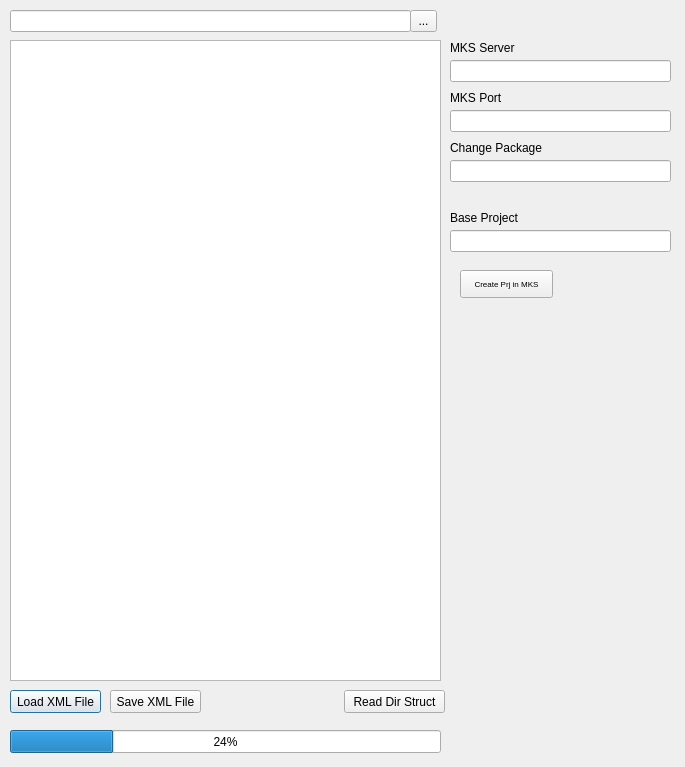
Above: maindialog.ui from dmmacs/Integrity_Folder_Structure before the change. Below: the same form after it.
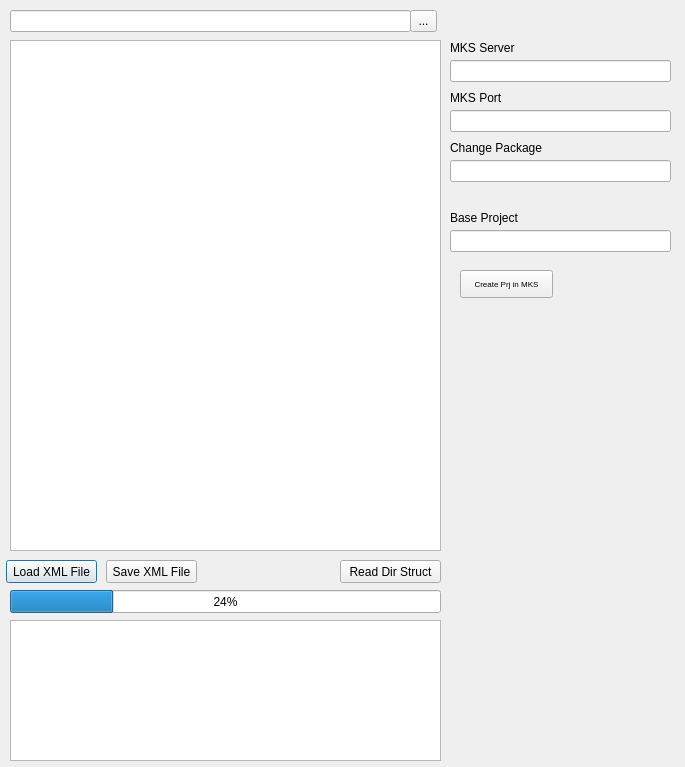
That is the form after the change. Custom widgets are drawn as their Qt base class.

Commit message: -All subdirectories are created. -Added progress bar -Need to process error messages from create subproject command.

```diff
--- a/maindialog.ui
+++ b/maindialog.ui
@@ -19,15 +19,15 @@
      <x>10</x>
      <y>40</y>
      <width>431</width>
-     <height>641</height>
+     <height>511</height>
     </rect>
    </property>
   </widget>
   <widget class="QPushButton" name="pBLoad">
    <property name="geometry">
     <rect>
-     <x>10</x>
-     <y>690</y>
+     <x>6</x>
+     <y>560</y>
      <width>91</width>
      <height>23</height>
     </rect>
@@ -39,8 +39,8 @@
   <widget class="QPushButton" name="pBSave">
    <property name="geometry">
     <rect>
-     <x>110</x>
-     <y>690</y>
+     <x>106</x>
+     <y>560</y>
      <width>91</width>
      <height>23</height>
     </rect>
@@ -52,8 +52,8 @@
   <widget class="QPushButton" name="pB_ReadDirStruct">
    <property name="geometry">
     <rect>
-     <x>344</x>
-     <y>690</y>
+     <x>340</x>
+     <y>560</y>
      <width>101</width>
      <height>23</height>
     </rect>
@@ -66,7 +66,7 @@
    <property name="geometry">
     <rect>
      <x>10</x>
-     <y>730</y>
+     <y>590</y>
      <width>431</width>
      <height>23</height>
     </rect>
@@ -220,6 +220,16 @@
     <string/>
    </property>
   </widget>
+  <widget class="QTextEdit" name="textEdit_2">
+   <property name="geometry">
+    <rect>
+     <x>10</x>
+     <y>620</y>
+     <width>431</width>
+     <height>141</height>
+    </rect>
+   </property>
+  </widget>
  </widget>
  <layoutdefault spacing="6" margin="11"/>
  <customwidgets>
```
Left out of the diff: 2 changed lines with no effect on the pictures. The commit also changes 1 other file.
